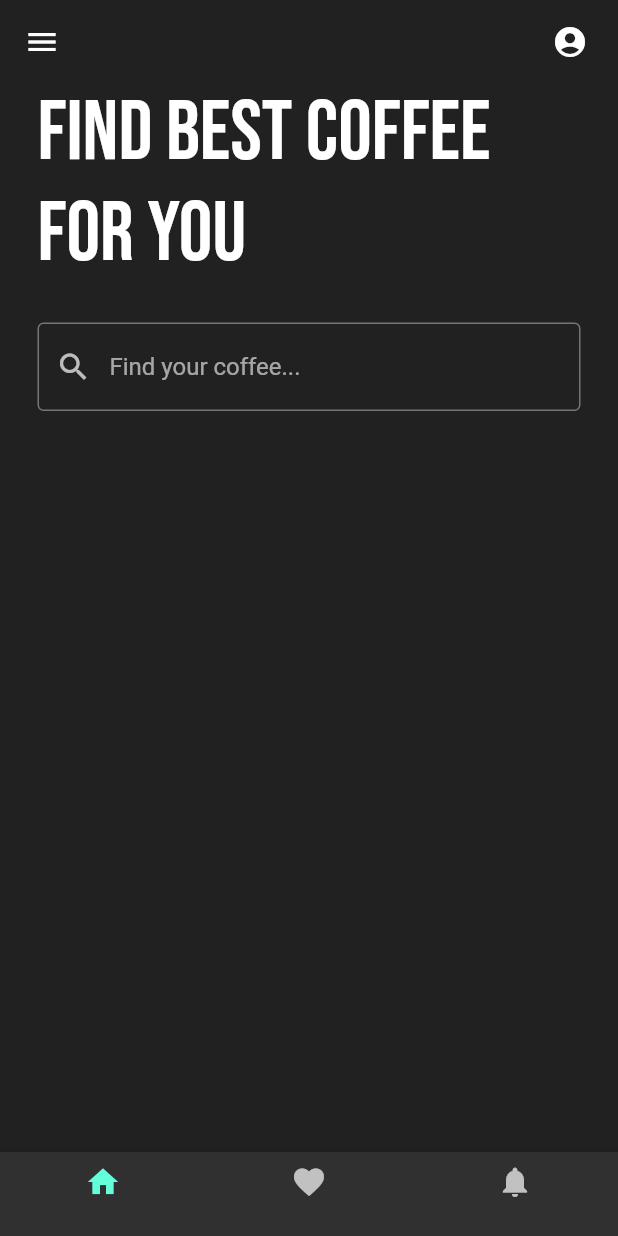
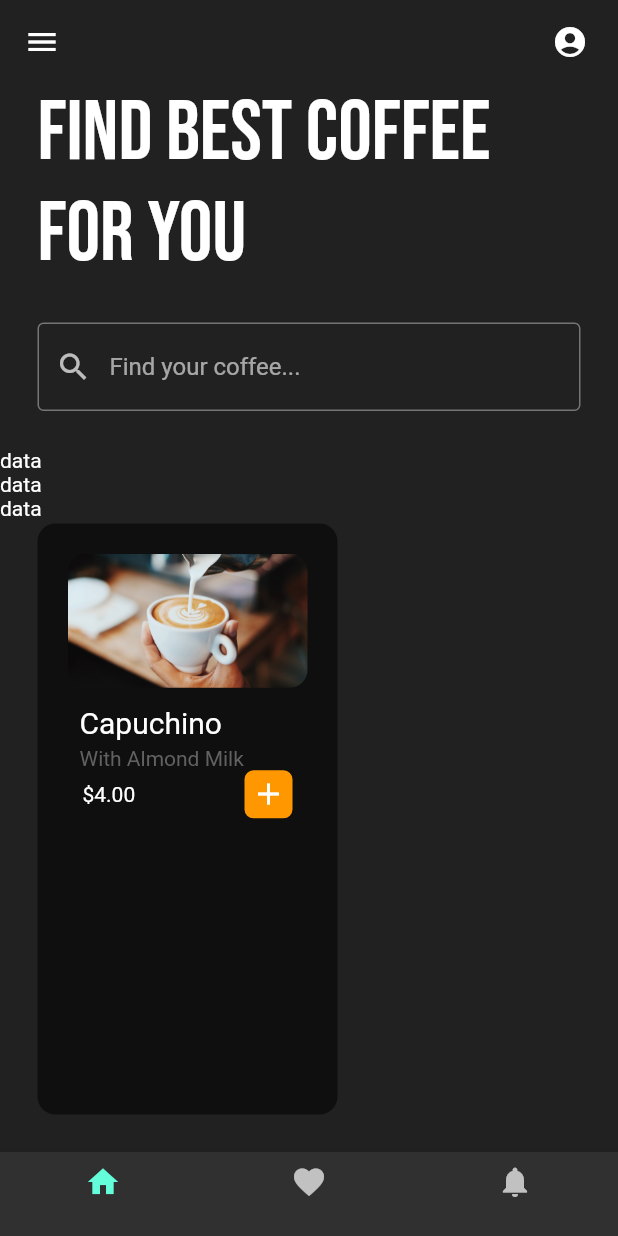
Before and after one commit to TiagoRibeiro02/Coffe_Shop, a Flutter app: the screen it shows after launch, on a phone screen of 412 x 824 dp. Run offline on Flutter 3.47's test engine with Material 2 defaults, Android fonts, the phone set to English and light mode, and no system bars; our stand-ins replace google_fonts.

Commit message:
coffee tile

```diff
--- a/coffee_ui/lib/pages/home_page.dart
+++ b/coffee_ui/lib/pages/home_page.dart
@@ -1,3 +1,4 @@
+import 'package:coffee_ui/util/coffee_tile.dart';
 import 'package:flutter/material.dart';
 import 'package:google_fonts/google_fonts.dart';
 
@@ -70,7 +71,30 @@ class _HomePageState extends State<HomePage> {
               ),
             ),
 
+            SizedBox(height: 25.0),
+
+            //horizontal listview of coffee types
+            Container(
+              height: 50,
+              child: ListView(
+                children: [
+                  Text('data'),
+                  Text('data'),
+                  Text('data'),
+                  Text('data')
+                ],
+              ),
+            ),
+
             //horizontal listview of coffee tiles
+            Expanded(
+                child: ListView(
+                  scrollDirection: Axis.horizontal,
+                  children: [
+                    CoffeeTile(),
+                  ],
+                )
+            )
           ],
         )
     );
--- /dev/null
+++ b/coffee_ui/lib/util/coffee_tile.dart
@@ -0,0 +1,68 @@
+import 'package:flutter/material.dart';
+
+class CoffeeTile extends StatelessWidget {
+  const CoffeeTile({super.key});
+
+  @override
+  Widget build(BuildContext context) {
+    return Padding(
+        padding: const EdgeInsets.only(left: 25.0, bottom: 25.0),
+      child: Container(
+        padding: EdgeInsets.all(20.0),
+        width: 200,
+        decoration: BoxDecoration(
+          borderRadius: BorderRadius.circular(12),
+          color: Colors.black54,
+        ),
+        child: Column(
+          crossAxisAlignment: CrossAxisAlignment.start,
+          children: [
+            //coffee image
+            ClipRRect(
+                borderRadius: BorderRadius.circular(12),
+                child: Image.asset('assets/late.jpg',),
+            ),
+
+            //coffee name
+            Padding(
+              padding: const EdgeInsets.symmetric(vertical: 12.0, horizontal: 8),
+              child: Column(
+                crossAxisAlignment: CrossAxisAlignment.start,
+                children: [
+                  Text(
+                      'Capuchino',
+                    style: TextStyle(fontSize: 20),
+                  ),
+                  SizedBox(height: 4),
+                  Text(
+                      'With Almond Milk',
+                    style: TextStyle(color: Colors.grey[700]),
+                  ),
+
+                  //Price
+                  Padding(
+                    padding: const EdgeInsets.symmetric(horizontal: 2.0),
+                    child: Row(
+                      mainAxisAlignment: MainAxisAlignment.spaceBetween,
+                      children: [
+                        Text('\$4.00'),
+                        Container(
+                          padding: EdgeInsets.all(4.0),
+                          decoration: BoxDecoration(
+                            color: Colors.orange,
+                            borderRadius: BorderRadius.circular(6.0),
+                          ),
+                            child: Icon(Icons.add)
+                        ),
+                      ],
+                    ),
+                  )
+                ],
+              ),
+            ),
+          ],
+        ),
+      ),
+    );
+  }
+}
```
